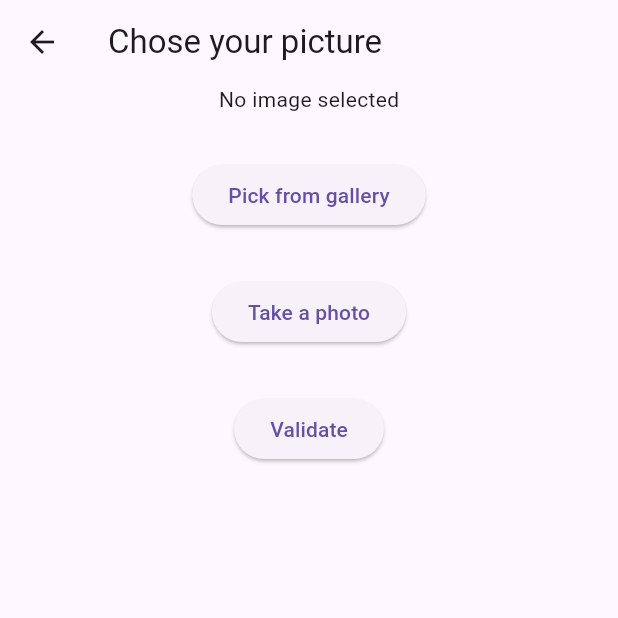
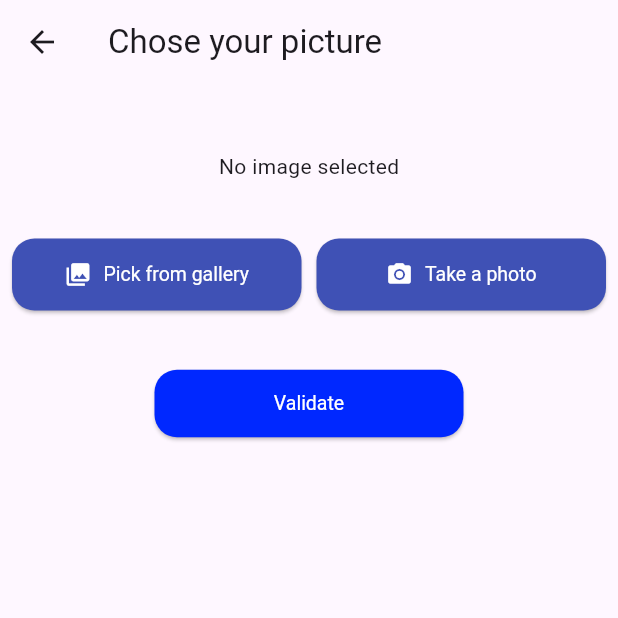
Before and after one commit to Yanislammari/X-Project-Flutter, a Flutter app: the OnboardingImageScreen screen opened by its route, on a phone screen of 412 x 824 dp, the top half of it. Run offline on Flutter 3.47's test engine with Material 3 defaults, Android fonts, the phone set to English and light mode, and no system bars; our stand-ins replace cloud_firestore, firebase_auth, firebase_core, firebase_storage, flutter_bloc, google_sign_in and 1 more; accounts and stored records are empty; generated files the repository leaves out were written again.

Commit message:
Add of all ui

```diff
--- a/lib/core/blocs/login_bloc/login_bloc.dart
+++ b/lib/core/blocs/login_bloc/login_bloc.dart
@@ -32,9 +32,9 @@
           final exists = await loginRepository.checkUidUserExist(userCredential.user?.uid);
 
           if (exists) {
-            emit(state.copyWith(status: LoginStatus.successfulLoginNoOnBoarding, message: "Welcome back!"));
+            emit(state.copyWith(status: LoginStatus.successfulLoginNoOnBoarding));
           } else {
-            emit(state.copyWith(status: LoginStatus.successfulLoginOnBoarding, message: "Welcome, new user!"));
+            emit(state.copyWith(status: LoginStatus.successfulLoginOnBoarding));
           }
         }
         else {
--- a/lib/on_board_screen/onboarding_description_screen.dart
+++ b/lib/on_board_screen/onboarding_description_screen.dart
@@ -59,7 +59,7 @@
             OnboardingImageScreen.navigateTo(context);
           } else if (state.status == OnBoardingStatus.pseudoDescInvalid) {
             ScaffoldMessenger.of(context).showSnackBar(
-              SnackBar(content: Text(state.message ?? 'Please fill in all fields')),
+              SnackBar(content: Text(state.message ?? loc.registerDescriptionScreen_defaultError)),
             );
           }
         },
--- a/lib/on_board_screen/onboarding_image_screen.dart
+++ b/lib/on_board_screen/onboarding_image_screen.dart
@@ -41,7 +41,7 @@
           } else if (state.status == OnBoardingStatus.imageInvalid ||
               state.status == OnBoardingStatus.errorRegister) {
             ScaffoldMessenger.of(context).showSnackBar(
-              SnackBar(content: Text(state.message ?? "Something went wrong")),
+              SnackBar(content: Text(state.message ?? loc.registerImageScreen_defaultError)),
             );
           }
         },
@@ -56,28 +56,74 @@
                 spacing: 30,
                 mainAxisAlignment: MainAxisAlignment.start,
                 children: [
+                  SizedBox(height: 15),
                   if (state.imageFile != null)
-                    Image.file(state.imageFile!, height: 200)
+                    ClipOval(
+                      child: Image.file(
+                        state.imageFile!,
+                        fit: BoxFit.cover,
+                        height: 150,
+                        width: 150,
+                      ),
+                    )
                   else
                     Text(loc.registerImageScreen_textNoImage),
 
-                  ElevatedButton(
+                  Container(
+                    margin: EdgeInsets.all(8),
+                    child: Row(
+                      mainAxisAlignment: MainAxisAlignment.center,
+                      children: [
+                        Expanded(
+                          child: ElevatedButton(
                             onPressed: () => context.read<OnBoardingBloc>().add(
                               OnBoardingChoseImage(imageSource: ImageSource.gallery),
                             ),
-                    child: Text(loc.registerImageScreen_buttonPickFromGal),
+                            style: ElevatedButton.styleFrom(
+                              backgroundColor: Colors.indigo,
+                              foregroundColor: Colors.white,
                             ),
-                  ElevatedButton(
+                            child: Row(
+                              mainAxisAlignment: MainAxisAlignment.center,
+                              children: [
+                                Icon(Icons.photo_library),
+                                SizedBox(width: 8),
+                                Text(loc.registerImageScreen_buttonPickFromGal),
+                              ],
+                            ),
+                          ),
+                        ),
+                        const SizedBox(width: 10), // spacing between buttons
+                        Expanded(
+                          child: ElevatedButton(
                             onPressed: () => context.read<OnBoardingBloc>().add(
                               OnBoardingChoseImage(imageSource: ImageSource.camera),
                             ),
-                    child: Text(loc.registerImageScreen_buttonTakePhoto),
+                            style: ElevatedButton.styleFrom(
+                              backgroundColor: Colors.indigo,
+                              foregroundColor: Colors.white,
                             ),
-                  ElevatedButton(
+                            child: Row(
+                              mainAxisAlignment: MainAxisAlignment.center,
+                              children: [
+                                Icon(Icons.camera_alt),
+                                SizedBox(width: 8), // spacing between icon and text
+                                Text(loc.registerImageScreen_buttonTakePhoto),
+                              ],
+                            ),
+                          ),
+                        ),
+                      ],
+                    ),
+                  ),
+                  SizedBox(
+                    width: MediaQuery.of(context).size.width * 0.5,
+                    child: ElevatedButton(
                       onPressed: () => context.read<OnBoardingBloc>().add(
                         OnBoardingRegisterUser(),
                       ),
                       child: Text(loc.registerDescriptionScreen_buttonValidate),
+                    ),
                   ),
                 ],
               ),
--- a/lib/register_screen/chose_password_screen.dart
+++ b/lib/register_screen/chose_password_screen.dart
@@ -40,7 +40,7 @@
         listener: (context, state) {
           if(state.status == RegisterStatus.passwordInvalid) {
             ScaffoldMessenger.of(context).showSnackBar(
-              SnackBar(content: Text(state.message ?? 'Invalid password')),
+              SnackBar(content: Text(state.message ?? loc.registerPasswordScreen_defaultError)),
             );
           } else if (state.status == RegisterStatus.passwordValid) {
             Navigator.pushNamedAndRemoveUntil(
@@ -50,7 +50,7 @@
             );
           } else if (state.status == RegisterStatus.errorRegister) {
             ScaffoldMessenger.of(context).showSnackBar(
-              SnackBar(content: Text(state.message ?? 'Registration failed')),
+              SnackBar(content: Text(state.message ?? loc.registerPasswordScreen_defaultError2)),
             );
           }
         },
```
Also changed, not shown: lib/l10n/app_en.arb (+16 -4 lines), lib/login_screen/chose_login_screen.dart (+15 -9 lines), lib/login_screen/login_email_passwd_screen.dart (+16 -9 lines), lib/main.dart (+48 -27 lines), lib/register_screen/chose_email_screen.dart (+6 -4 lines). Lines whose indentation alone changed are shown as unchanged.
